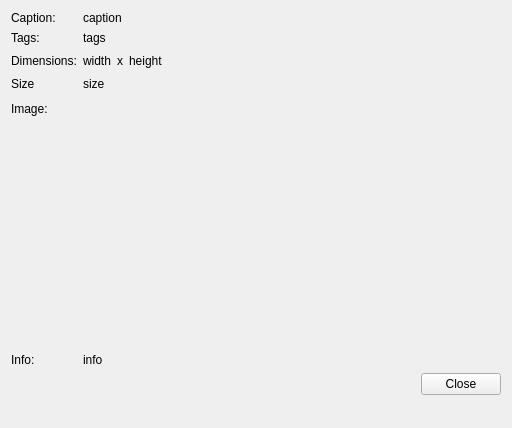
Above: qt/apps/configurator/forms/picture_show.ui from Wolframe/qtClient before the change. Below: the same form after it.
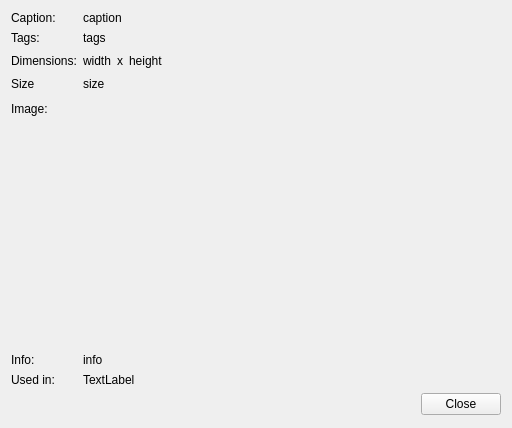
That is the form after the change.

Patch:
```diff
--- a/qt/apps/configurator/forms/picture_show.ui
+++ b/qt/apps/configurator/forms/picture_show.ui
@@ -111,7 +111,7 @@
      </property>
     </widget>
    </item>
-   <item row="9" column="1">
+   <item row="10" column="1">
     <layout class="QHBoxLayout" name="horizontalLayout">
      <item>
       <spacer name="horizontalSpacer">
@@ -187,6 +187,20 @@
      </property>
     </widget>
    </item>
+   <item row="9" column="0">
+    <widget class="QLabel" name="label_used">
+     <property name="text">
+      <string>Used in:</string>
+     </property>
+    </widget>
+   </item>
+   <item row="9" column="1">
+    <widget class="QLabel" name="used_categories">
+     <property name="text">
+      <string>TextLabel</string>
+     </property>
+    </widget>
+   </item>
   </layout>
  </widget>
  <tabstops>
```
